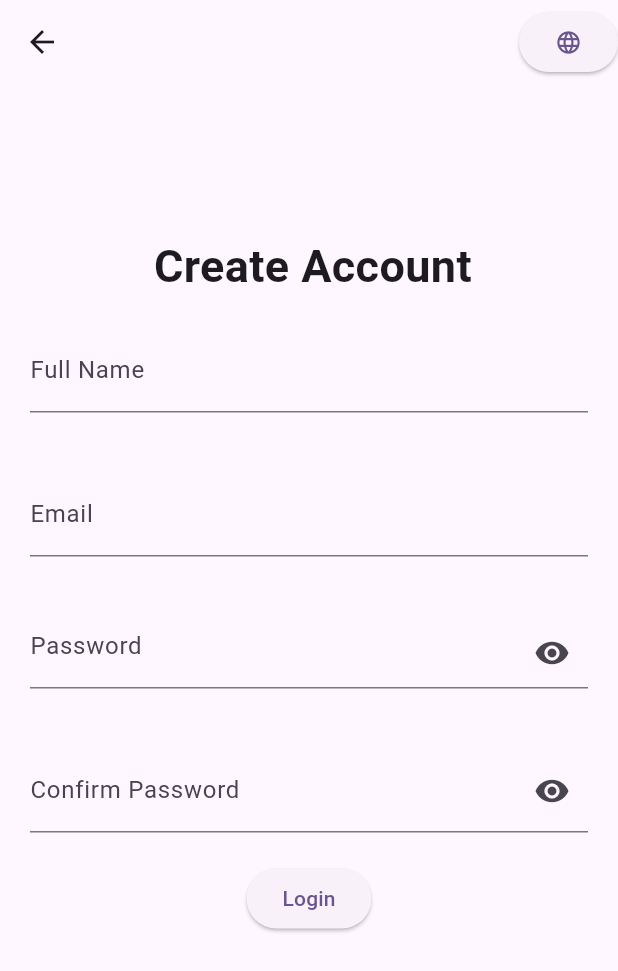
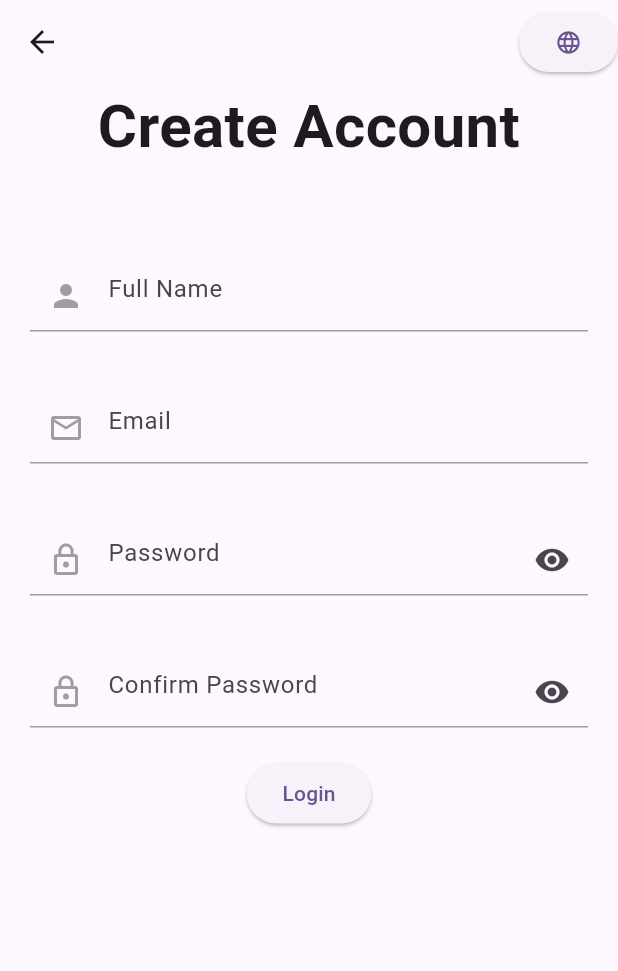
Before and after one commit to GinaEzzat/ShoppingAppTask, a Flutter app: the SignPage screen opened directly, on a phone screen of 412 x 824 dp. Shown: the top 971 px of the screen. Run offline on Flutter 3.47's test engine with Material 3 defaults, Android fonts, the phone set to English and light mode, and no system bars; our stand-ins replace easy_localization, firebase_auth, firebase_core; accounts and stored records are empty.

Commit message:
Add new files and update existing ones

```diff
--- a/lib/login.dart
+++ b/lib/login.dart
@@ -59,7 +59,8 @@ class _LoginPageState extends State<LoginPage> {
                               hintText: "Type your Email",
                               prefixIcon: Icon(Icons.email_outlined),
                               prefixIconColor: Colors.grey,
-                              enabledBorder: UnderlineInputBorder(
+                              enabledBorder: UnderlineInputBorder
+                              (
                                 borderSide: BorderSide(color: Colors.grey),
                               )),
                           validator: (value) {
--- a/lib/signUp.dart
+++ b/lib/signUp.dart
@@ -32,10 +32,11 @@ class _SignPageState extends State<SignPage> {
       body: Column(
         children: [
           Padding(
-            padding: const EdgeInsets.only(top: 100.0, left: 5.0),
+            padding: const EdgeInsets.only(bottom: 40.0),
             child: Text(
               context.tr("signing_up"),
-              style: TextStyle(fontSize: 30, fontWeight: FontWeight.bold),
+              textAlign: TextAlign.center,
+              style: TextStyle(fontSize: 40, fontWeight: FontWeight.bold),
             ),
           ),
           // signup form
@@ -47,7 +48,13 @@ class _SignPageState extends State<SignPage> {
                     padding: const EdgeInsets.all(20.0),
                     child: TextFormField(
                       controller: namecontroller,
-                      decoration: InputDecoration(labelText: context.tr("full_name")),
+                      decoration: InputDecoration(
+                        prefixIcon: Icon(Icons.person),
+                        prefixIconColor: Colors.grey,
+                        hintText: context.tr("full_name"),
+                        enabledBorder: UnderlineInputBorder(
+                                borderSide: BorderSide(color: Colors.grey),
+                              )),
                       validator: (value) {
                         //checking whether the name starts with capital number or not
                         if (value != null && value.isEmpty) {
@@ -70,7 +77,13 @@ class _SignPageState extends State<SignPage> {
                     child: TextFormField(
                       controller: emailcontroller,
                       decoration:
-                          InputDecoration(labelText: context.tr("email")),
+                          InputDecoration(
+                            prefixIcon: Icon(Icons.email_outlined),
+                            prefixIconColor: Colors.grey,
+                            hintText: context.tr("email"),
+                            enabledBorder: UnderlineInputBorder(
+                                borderSide: BorderSide(color: Colors.grey),
+                              )),
                       validator: (value) {
                         //checking the validation of an email
                         if (value != null && value.isEmpty) {
@@ -109,7 +122,12 @@ class _SignPageState extends State<SignPage> {
                         return null;
                       },
                       decoration: InputDecoration(
+                        prefixIcon: Icon(Icons.lock_outline),
+                        prefixIconColor: Colors.grey,
                           hintText: context.tr("password"),
+                          enabledBorder: UnderlineInputBorder(
+                                borderSide: BorderSide(color: Colors.grey),
+                              ),
                           suffixIcon: IconButton(
                               onPressed: () {
                                 togglePassword(); //the button of password visibility
@@ -141,7 +159,12 @@ class _SignPageState extends State<SignPage> {
                         return null;
                       },
                       decoration: InputDecoration(
-                          labelText: context.tr("confirm_password"),
+                        prefixIcon: Icon(Icons.lock_outline),
+                        prefixIconColor: Colors.grey,
+                          hintText: context.tr("confirm_password"),
+                          enabledBorder: UnderlineInputBorder(
+                                borderSide: BorderSide(color: Colors.grey),
+                              ),
                           suffixIcon: IconButton(
                               onPressed: () {
                                 togglePassword(); //the button of password visibility
```
